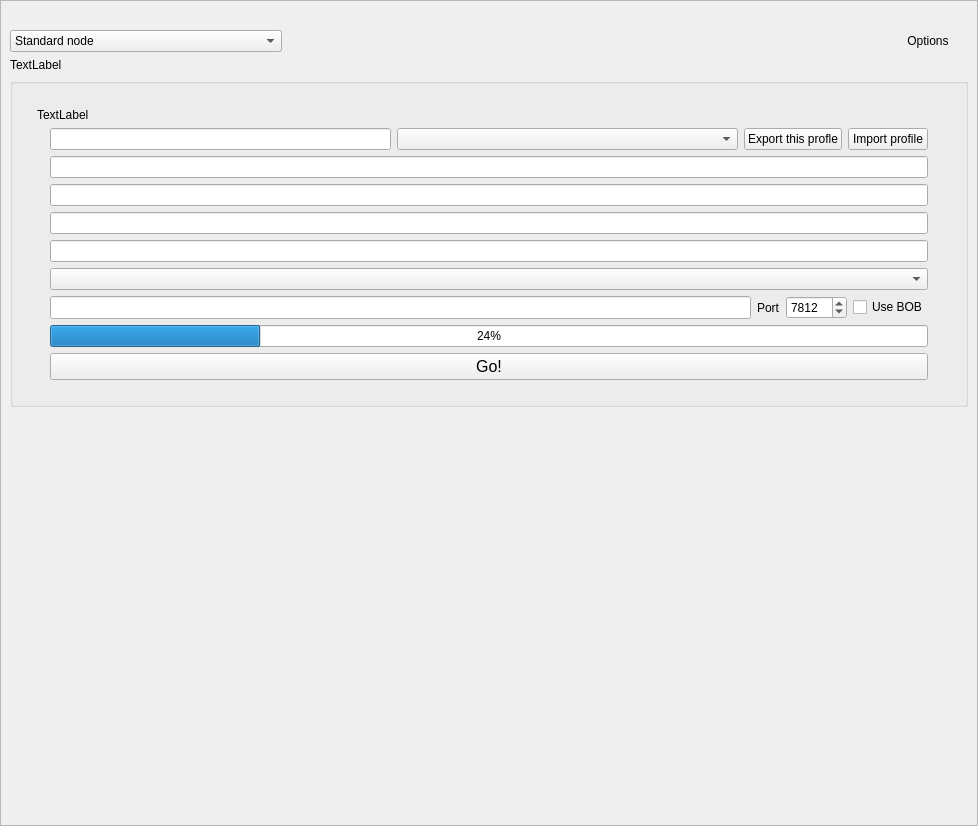
RetroShare/RetroShare, file retroshare-gui/src/gui/GenCertDialog.ui: the form before one commit.
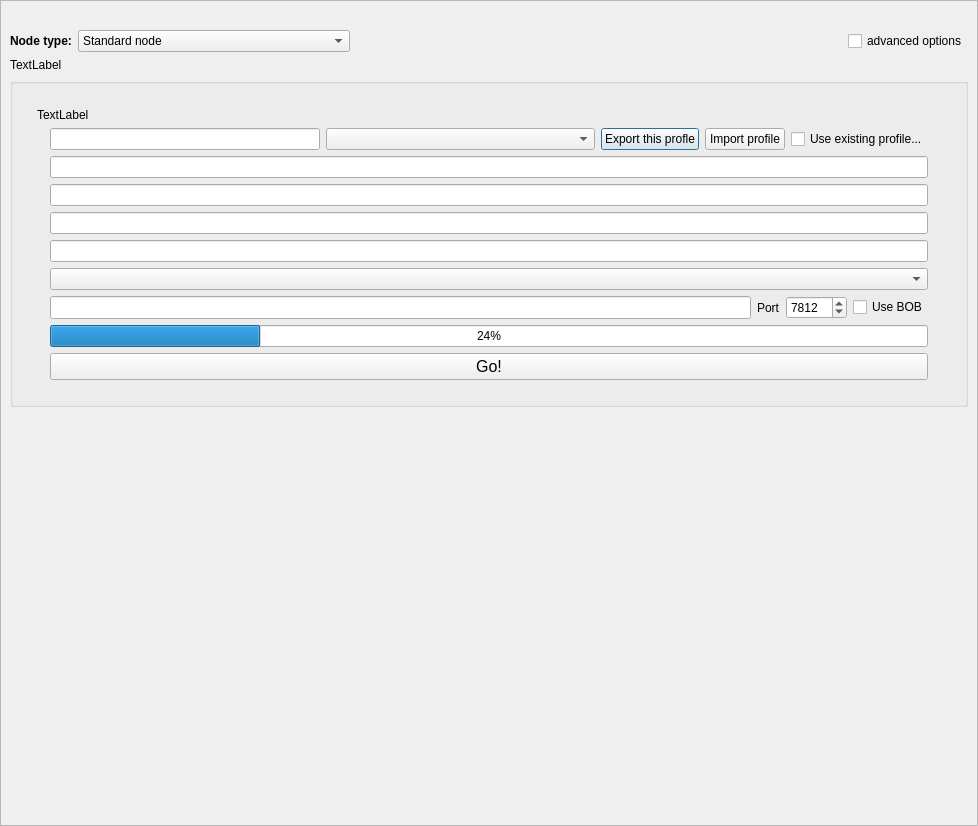
The form after the commit. Icons and pictures are not drawn.

Commit message: udated GenCertDialog with new layout

What changed in the file:
```diff
--- a/retroshare-gui/src/gui/GenCertDialog.ui
+++ b/retroshare-gui/src/gui/GenCertDialog.ui
@@ -69,6 +69,19 @@
       </item>
       <item>
        <layout class="QHBoxLayout" name="horizontalLayout">
+        <item>
+         <widget class="QLabel" name="nodeType_LB">
+          <property name="font">
+           <font>
+            <weight>75</weight>
+            <bold>true</bold>
+           </font>
+          </property>
+          <property name="text">
+           <string>Node type:</string>
+          </property>
+         </widget>
+        </item>
         <item>
          <widget class="QComboBox" name="nodeType_CB">
           <property name="sizePolicy">
@@ -108,13 +121,9 @@
          </spacer>
         </item>
         <item>
-         <widget class="QPushButton" name="optionsButton">
+         <widget class="QCheckBox" name="adv_checkbox">
           <property name="text">
-           <string>Options</string>
-          </property>
-          <property name="icon">
-           <iconset resource="icons.qrc">
-            <normaloff>:/icons/svg/options.svg</normaloff>:/icons/svg/options.svg</iconset>
+           <string>advanced options</string>
           </property>
           <property name="iconSize">
            <size>
@@ -122,12 +131,6 @@
             <height>24</height>
            </size>
           </property>
-          <property name="default">
-           <bool>false</bool>
-          </property>
-          <property name="flat">
-           <bool>true</bool>
-          </property>
          </widget>
         </item>
        </layout>
@@ -372,6 +375,13 @@
                </property>
               </widget>
              </item>
+             <item>
+              <widget class="QCheckBox" name="reuse_existing_node_CB">
+               <property name="text">
+                <string>Use existing profile...</string>
+               </property>
+              </widget>
+             </item>
             </layout>
            </item>
            <item row="8" column="3">
```
Left out of the diff: 16 changed lines with no effect on the pictures. The commit also changes 1 other file.
